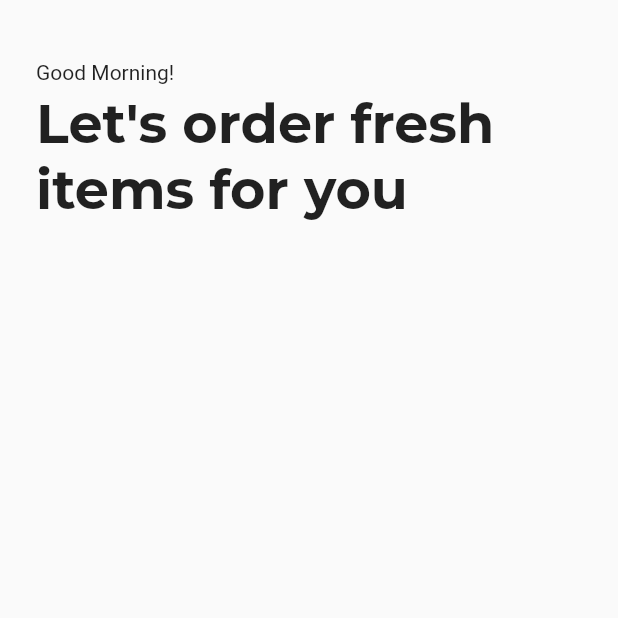
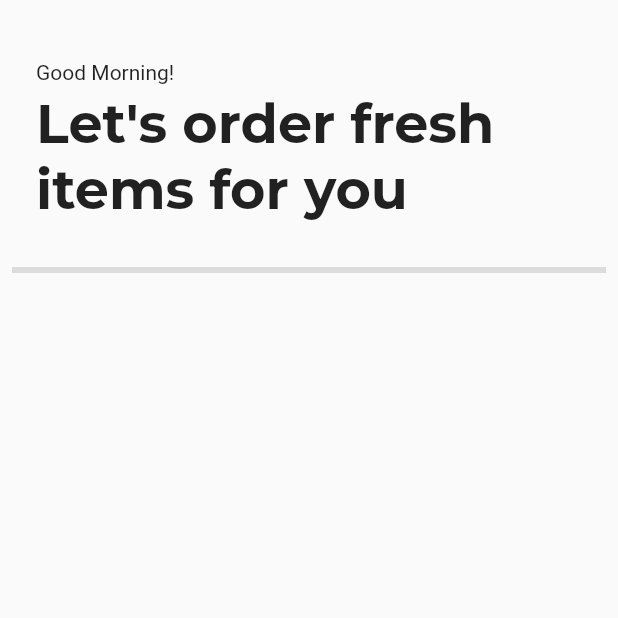
Before and after one commit to johncanero/flutter_grocery_shop_app, a Flutter app: the HomePage screen opened directly, on a phone screen of 412 x 824 dp, the top half of it. Run offline on Flutter 3.47's test engine with Material 2 defaults, Android fonts, the phone set to English and light mode, and no system bars; our stand-ins replace google_fonts.

Commit message:
Add SizeBox between a Divider

```diff
--- a/lib/pages/home_page.dart
+++ b/lib/pages/home_page.dart
@@ -36,8 +36,17 @@ class HomePage extends StatelessWidget {
               ),
             ),
 
+            const SizedBox(height: 24.0),
+
             // divider
+            const Padding(
+              padding: EdgeInsets.symmetric(horizontal: 8.0),
+              child: Divider(
+                thickness: 4.0,
+              ),
+            ),
 
+            const SizedBox(height: 24.0),
             // fresh items + grid
           ],
         ),
```
Also changed, not shown: 1 other file.
